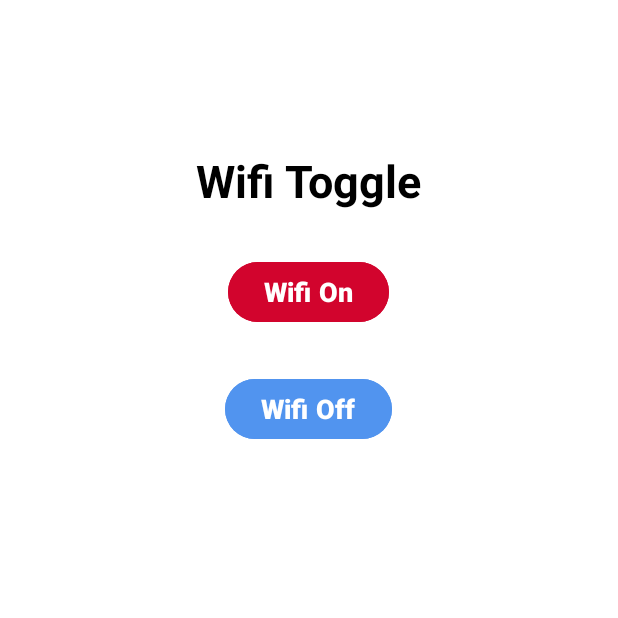
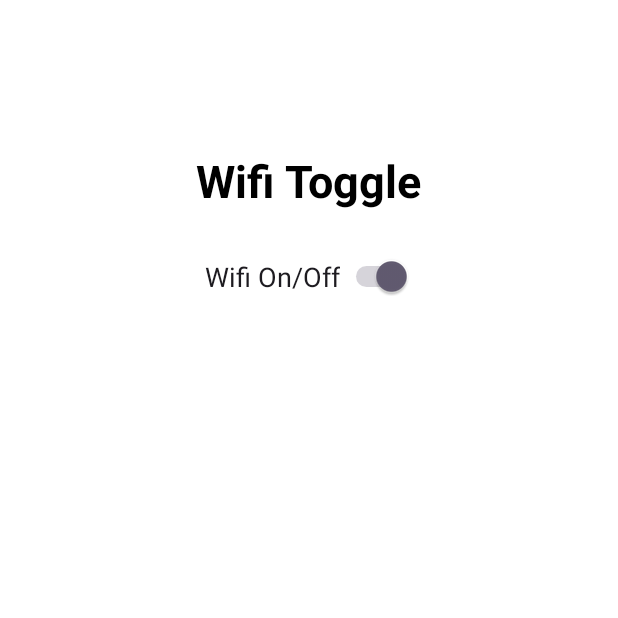
Before and after one commit to Shahroz5373/Toggle-Wifi-App, an Android app: the screen it shows after launch (MainActivity), on a phone screen of 412 x 824 dp, the top half of it. Run offline under Robolectric (Android 15) with nearby library versions, the phone set to English and light mode, and no system bars.

Commit message:
"Final Commit"

```diff
--- a/app/src/main/java/com/example/togglewifi/MainActivity.java
+++ b/app/src/main/java/com/example/togglewifi/MainActivity.java
@@ -1,53 +1,46 @@
 package com.example.togglewifi;
 
+import android.content.Context;
 import android.content.Intent;
 import android.net.wifi.WifiManager;
 import android.os.Build;
 import android.os.Bundle;
 import android.provider.Settings;
-import android.view.View;
-import android.widget.Button;
+import android.widget.CompoundButton;
+import android.widget.Switch;
 
 import androidx.appcompat.app.AppCompatActivity;
 
 public class MainActivity extends AppCompatActivity {
+
+    private Switch wifiSwitch;
+    private WifiManager wifiManager;
 
     @Override
     protected void onCreate(Bundle savedInstanceState) {
         super.onCreate(savedInstanceState);
         setContentView(R.layout.activity_main);
 
-        Button button_On = findViewById(R.id.On);
-        Button button_Off = findViewById(R.id.Off);
+        wifiSwitch = findViewById(R.id.wifiSwitch);
+        wifiManager = (WifiManager) getApplicationContext().getSystemService(Context.WIFI_SERVICE);
 
-        button_On.setOnClickListener(new View.OnClickListener() {
+        // Check the current Wi-Fi state and set the switch accordingly
+        if (wifiManager.isWifiEnabled()) {
+            wifiSwitch.setChecked(true);
+        } else {
+            wifiSwitch.setChecked(false);
+        }
+
+        // Set a listener for the switch
+        wifiSwitch.setOnCheckedChangeListener(new CompoundButton.OnCheckedChangeListener() {
             @Override
-            public void onClick(View v) {
+            public void onCheckedChanged(CompoundButton buttonView, boolean isChecked) {
                 if (Build.VERSION.SDK_INT >= Build.VERSION_CODES.Q) {
-
-                    Intent intent = new Intent(Settings.ACTION_WIFI_SETTINGS);
-                    startActivity(intent);
+                    // For Android Q and above, open Wi-Fi settings
+                    startActivity(new Intent(Settings.ACTION_WIFI_SETTINGS));
                 } else {
-
-                    WifiManager wifiManager = (WifiManager) getApplicationContext()
-                            .getSystemService(WIFI_SERVICE);
-                    wifiManager.setWifiEnabled(true);
-                }
-            }
-        });
-
-        button_Off.setOnClickListener(new View.OnClickListener() {
-            @Override
-            public void onClick(View v) {
-                if (Build.VERSION.SDK_INT >= Build.VERSION_CODES.Q) {
-
-                    Intent intent = new Intent(Settings.ACTION_WIFI_SETTINGS);
-                    startActivity(intent);
-                } else {
-
-                    WifiManager wifiManager = (WifiManager) getApplicationContext()
-                            .getSystemService(WIFI_SERVICE);
-                    wifiManager.setWifiEnabled(false);
+                    // Toggle Wi-Fi state
+                    wifiManager.setWifiEnabled(isChecked);
                 }
             }
         });
--- a/app/src/main/res/layout/activity_main.xml
+++ b/app/src/main/res/layout/activity_main.xml
@@ -21,30 +21,14 @@
         android:textStyle="bold"
         android:layout_marginBottom="30dp"/>
 
-    <Button
-        android:id="@+id/On"
+    <Switch
+        android:id="@+id/wifiSwitch"
         android:layout_width="wrap_content"
         android:layout_height="wrap_content"
         android:layout_below="@id/text"
         android:layout_centerHorizontal="true"
-        android:text="Wifi On"
-        android:textSize="18sp"
         android:layout_marginBottom="30dp"
-        android:textColor="@color/white"
-        android:textStyle="bold"
-        android:backgroundTint="#D2042D"/>
-
-    <Button
-        android:id="@+id/Off"
-        android:layout_width="wrap_content"
-        android:layout_height="wrap_content"
-        android:layout_below="@id/On"
-        android:layout_centerHorizontal="true"
-        android:text="Wifi Off"
-        android:textSize="18sp"
-        android:layout_marginBottom="30dp"
-        android:textColor="@color/white"
-        android:textStyle="bold"
-        android:backgroundTint="#5194ef"/>
+        android:text="Wifi On/Off"
+        android:textSize="18sp"/>
 
 </RelativeLayout>
```
